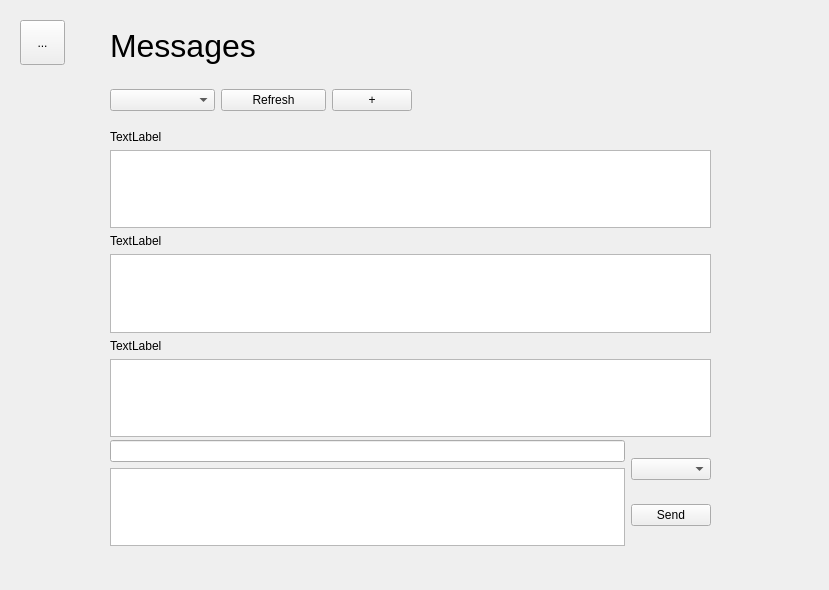
First picture: the form in MicroManage/messagesform.ui, repository greg-maceachern12/MicroManage, before the edit.
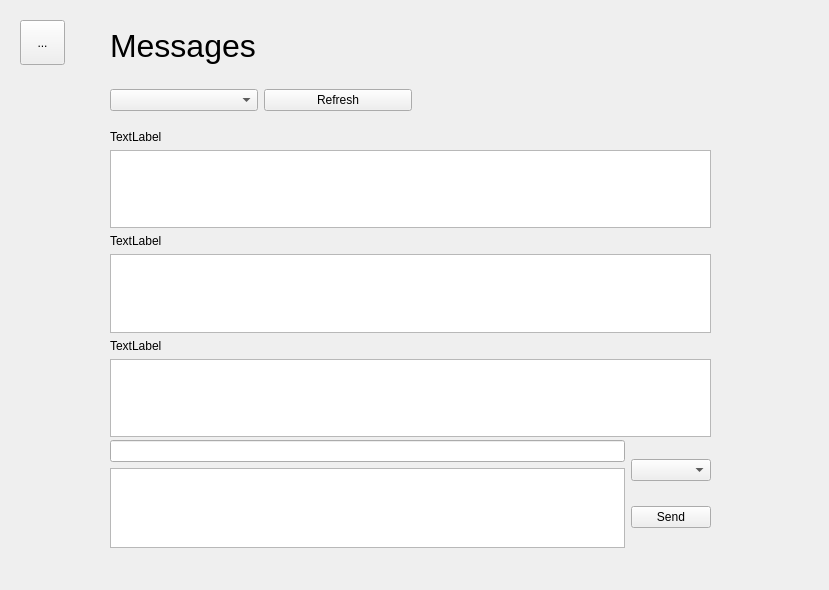
Second picture: the form after the edit.

What changed in the file:
```diff
--- a/MicroManage/messagesform.ui
+++ b/MicroManage/messagesform.ui
@@ -101,7 +101,7 @@
       <x>110</x>
       <y>440</y>
       <width>601</width>
-      <height>106</height>
+      <height>108</height>
      </rect>
     </property>
     <layout class="QHBoxLayout" name="horizontalLayout_2">
@@ -158,19 +158,6 @@
        </property>
       </widget>
      </item>
-     <item>
-      <widget class="QPushButton" name="pushButton">
-       <property name="sizePolicy">
-        <sizepolicy hsizetype="Fixed" vsizetype="Fixed">
-         <horstretch>0</horstretch>
-         <verstretch>0</verstretch>
-        </sizepolicy>
-       </property>
-       <property name="text">
-        <string>+</string>
-       </property>
-      </widget>
-     </item>
     </layout>
    </widget>
   </widget>
```
